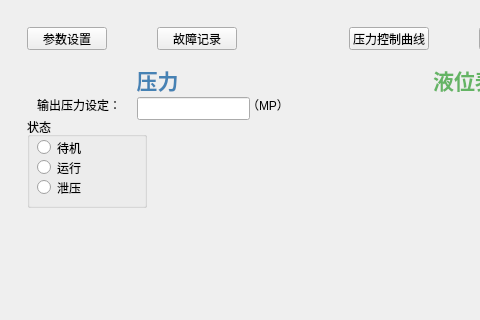
Before: the Qt Designer form mainwindow.ui in anzisheng/Dashboard, drawn with Qt 5; both pictures show x 0 to 480 and y 0 to 320 of the 800 by 600 pixel window.
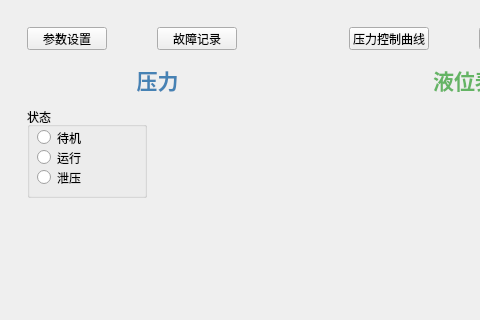
After: the same form once the commit is applied. Custom widgets are drawn as their Qt base class.

What changed in the file:
```diff
--- a/mainwindow.ui
+++ b/mainwindow.ui
@@ -92,7 +92,7 @@
                <property name="geometry">
                 <rect>
                  <x>0</x>
-                 <y>90</y>
+                 <y>80</y>
                  <width>120</width>
                  <height>91</height>
                 </rect>
@@ -166,42 +166,6 @@
                 <string>停机/回油</string>
                </property>
               </widget>
-              <widget class="QLabel" name="label_5">
-               <property name="geometry">
-                <rect>
-                 <x>10</x>
-                 <y>70</y>
-                 <width>81</width>
-                 <height>16</height>
-                </rect>
-               </property>
-               <property name="text">
-                <string>输出压力设定：</string>
-               </property>
-              </widget>
-              <widget class="QLineEdit" name="lineEdit_5">
-               <property name="geometry">
-                <rect>
-                 <x>110</x>
-                 <y>70</y>
-                 <width>113</width>
-                 <height>23</height>
-                </rect>
-               </property>
-              </widget>
-              <widget class="QLabel" name="label_6">
-               <property name="geometry">
-                <rect>
-                 <x>220</x>
-                 <y>70</y>
-                 <width>53</width>
-                 <height>15</height>
-                </rect>
-               </property>
-               <property name="text">
-                <string>（MP）</string>
-               </property>
-              </widget>
              </widget>
             </item>
             <item>
```
Left out of the diff: 2 changed lines with no effect on the pictures.
